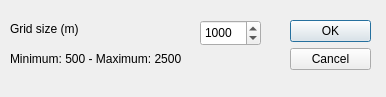
Before: the Qt Designer form ui/grid.ui in ruz76/qgis_patrac_3, drawn with Qt 5.
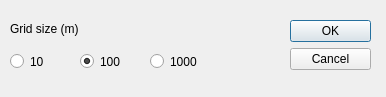
After: the same form once the commit is applied.

```diff
--- a/ui/grid.ui
+++ b/ui/grid.ui
@@ -45,36 +45,46 @@
     <string>Grid size (m)</string>
    </property>
   </widget>
-  <widget class="QSpinBox" name="spinBoxGridSize">
-   <property name="geometry">
-    <rect>
-     <x>200</x>
-     <y>20</y>
-     <width>61</width>
-     <height>26</height>
-    </rect>
-   </property>
-   <property name="minimum">
-    <number>500</number>
-   </property>
-   <property name="maximum">
-    <number>2500</number>
-   </property>
-   <property name="value">
-    <number>1000</number>
-   </property>
-  </widget>
-  <widget class="QLabel" name="label">
+  <widget class="QRadioButton" name="radioButtonGridSize10m">
    <property name="geometry">
     <rect>
      <x>10</x>
      <y>50</y>
-     <width>251</width>
-     <height>17</height>
+     <width>61</width>
+     <height>23</height>
     </rect>
    </property>
    <property name="text">
-    <string>Minimum: 500 - Maximum: 2500</string>
+    <string>10</string>
+   </property>
+  </widget>
+  <widget class="QRadioButton" name="radioButtonGridSize100m">
+   <property name="geometry">
+    <rect>
+     <x>80</x>
+     <y>50</y>
+     <width>61</width>
+     <height>23</height>
+    </rect>
+   </property>
+   <property name="text">
+    <string>100</string>
+   </property>
+   <property name="checked">
+    <bool>true</bool>
+   </property>
+  </widget>
+  <widget class="QRadioButton" name="radioButtonGridSize1000m">
+   <property name="geometry">
+    <rect>
+     <x>150</x>
+     <y>50</y>
+     <width>61</width>
+     <height>23</height>
+    </rect>
+   </property>
+   <property name="text">
+    <string>1000</string>
    </property>
   </widget>
  </widget>
```
